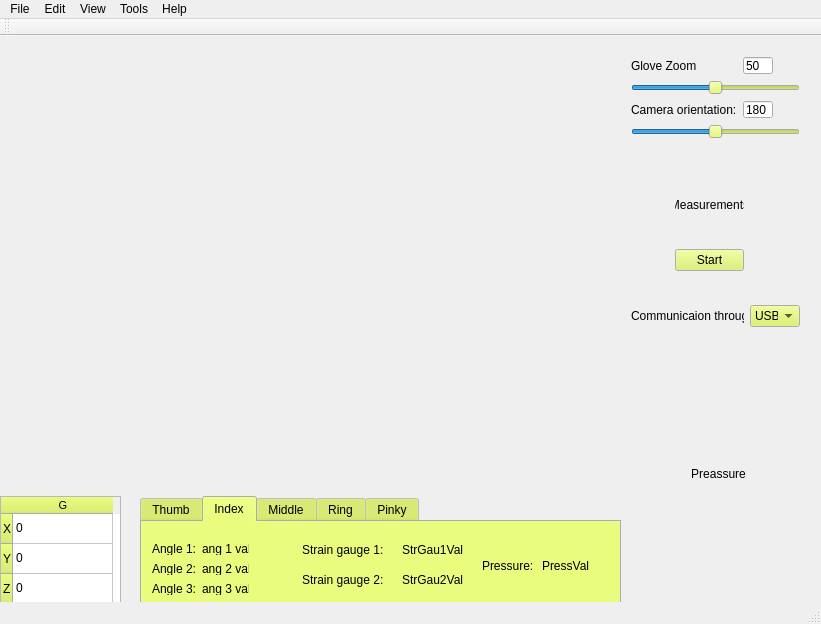
Before: the Qt Designer form Projekt/SensorGloveQt/mainwindow.ui in DubelSoftwareSolutions/SensorHand_DataVisualisation, drawn with Qt 5.
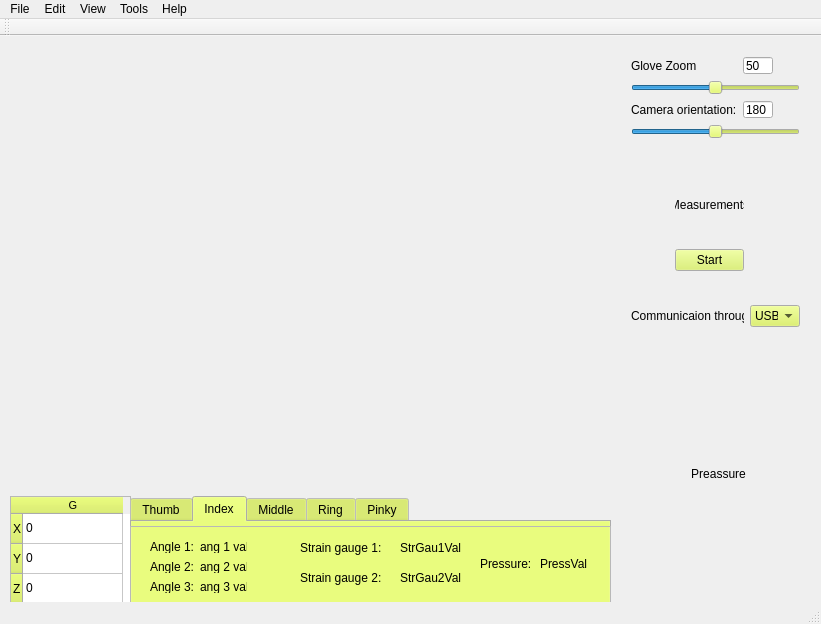
After: the same form once the commit is applied. The open tabs and pages were chosen to show the change.

Commit message: +FingersTabFrame, wczytywanie wartosci

The edit to the form file:
```diff
--- a/Projekt/SensorGloveQt/mainwindow.ui
+++ b/Projekt/SensorGloveQt/mainwindow.ui
@@ -75,7 +75,7 @@
    <widget class="QTableWidget" name="GyroTable">
     <property name="geometry">
      <rect>
-      <x>0</x>
+      <x>10</x>
       <y>460</y>
       <width>121</width>
       <height>111</height>
@@ -149,7 +149,7 @@
    <widget class="QTabWidget" name="FingersTab">
     <property name="geometry">
      <rect>
-      <x>140</x>
+      <x>130</x>
       <y>460</y>
       <width>481</width>
       <height>111</height>
@@ -162,323 +162,11 @@
      <attribute name="title">
       <string>Thumb</string>
      </attribute>
-     <widget class="QLabel" name="Angle1Label">
-      <property name="geometry">
-       <rect>
-        <x>10</x>
-        <y>20</y>
-        <width>47</width>
-        <height>13</height>
-       </rect>
-      </property>
-      <property name="text">
-       <string>Angle 1:</string>
-      </property>
-     </widget>
-     <widget class="QLabel" name="Angle2Label">
-      <property name="geometry">
-       <rect>
-        <x>10</x>
-        <y>40</y>
-        <width>47</width>
-        <height>13</height>
-       </rect>
-      </property>
-      <property name="text">
-       <string>Angle 2:</string>
-      </property>
-     </widget>
-     <widget class="QLabel" name="Angle3Label">
-      <property name="geometry">
-       <rect>
-        <x>10</x>
-        <y>60</y>
-        <width>47</width>
-        <height>13</height>
-       </rect>
-      </property>
-      <property name="text">
-       <string>Angle 3:</string>
-      </property>
-     </widget>
-     <widget class="QLabel" name="Angle2ValLabel">
-      <property name="geometry">
-       <rect>
-        <x>60</x>
-        <y>40</y>
-        <width>47</width>
-        <height>13</height>
-       </rect>
-      </property>
-      <property name="text">
-       <string>ang 2 val</string>
-      </property>
-     </widget>
-     <widget class="QLabel" name="Angle1ValLabel">
-      <property name="geometry">
-       <rect>
-        <x>60</x>
-        <y>20</y>
-        <width>47</width>
-        <height>13</height>
-       </rect>
-      </property>
-      <property name="text">
-       <string>ang 1 val</string>
-      </property>
-     </widget>
-     <widget class="QLabel" name="Angle3ValLabel">
-      <property name="geometry">
-       <rect>
-        <x>60</x>
-        <y>60</y>
-        <width>47</width>
-        <height>13</height>
-       </rect>
-      </property>
-      <property name="text">
-       <string>ang 3 val</string>
-      </property>
-     </widget>
-     <widget class="QLabel" name="StrainGauge1Label">
-      <property name="geometry">
-       <rect>
-        <x>160</x>
-        <y>20</y>
-        <width>81</width>
-        <height>16</height>
-       </rect>
-      </property>
-      <property name="text">
-       <string>Strain gauge 1:</string>
-      </property>
-     </widget>
-     <widget class="QLabel" name="StrainGauge2Label">
-      <property name="geometry">
-       <rect>
-        <x>160</x>
-        <y>50</y>
-        <width>81</width>
-        <height>16</height>
-       </rect>
-      </property>
-      <property name="text">
-       <string>Strain gauge 2:</string>
-      </property>
-     </widget>
-     <widget class="QLabel" name="StrainGauge1ValLabel">
-      <property name="geometry">
-       <rect>
-        <x>260</x>
-        <y>20</y>
-        <width>81</width>
-        <height>16</height>
-       </rect>
-      </property>
-      <property name="text">
-       <string>StrGau1Val</string>
-      </property>
-     </widget>
-     <widget class="QLabel" name="StrainGauge2ValLabel">
-      <property name="geometry">
-       <rect>
-        <x>260</x>
-        <y>50</y>
-        <width>81</width>
-        <height>16</height>
-       </rect>
-      </property>
-      <property name="text">
-       <string>StrGau2Val</string>
-      </property>
-     </widget>
-     <widget class="QLabel" name="PressureLabel">
-      <property name="geometry">
-       <rect>
-        <x>340</x>
-        <y>36</y>
-        <width>51</width>
-        <height>16</height>
-       </rect>
-      </property>
-      <property name="text">
-       <string>Pressure:</string>
-      </property>
-     </widget>
-     <widget class="QLabel" name="PressureValLabel">
-      <property name="geometry">
-       <rect>
-        <x>400</x>
-        <y>36</y>
-        <width>61</width>
-        <height>16</height>
-       </rect>
-      </property>
-      <property name="text">
-       <string>PressVal</string>
-      </property>
-     </widget>
     </widget>
     <widget class="QWidget" name="tabIndex">
      <attribute name="title">
       <string>Index</string>
      </attribute>
-     <widget class="QLabel" name="StrainGauge2Label_2">
-      <property name="geometry">
-       <rect>
-        <x>160</x>
-        <y>50</y>
-        <width>81</width>
-        <height>16</height>
-       </rect>
-      </property>
-      <property name="text">
-       <string>Strain gauge 2:</string>
-      </property>
-     </widget>
-     <widget class="QLabel" name="PressureLabel_2">
-      <property name="geometry">
-       <rect>
-        <x>340</x>
-        <y>36</y>
-        <width>51</width>
-        <height>16</height>
-       </rect>
-      </property>
-      <property name="text">
-       <string>Pressure:</string>
-      </property>
-     </widget>
-     <widget class="QLabel" name="Angle2Label_2">
-      <property name="geometry">
-       <rect>
-        <x>10</x>
-        <y>40</y>
-        <width>47</width>
-        <height>13</height>
-       </rect>
-      </property>
-      <property name="text">
-       <string>Angle 2:</string>
-      </property>
-     </widget>
-     <widget class="QLabel" name="Angle3ValLabel_2">
-      <property name="geometry">
-       <rect>
-        <x>60</x>
-        <y>60</y>
-        <width>47</width>
-        <height>13</height>
-       </rect>
-      </property>
-      <property name="text">
-       <string>ang 3 val</string>
-      </property>
-     </widget>
-     <widget class="QLabel" name="StrainGauge2ValLabel_2">
-      <property name="geometry">
-       <rect>
-        <x>260</x>
-        <y>50</y>
-        <width>81</width>
-        <height>16</height>
-       </rect>
-      </property>
-      <property name="text">
-       <string>StrGau2Val</string>
-      </property>
-     </widget>
-     <widget class="QLabel" name="PressureValLabel_2">
-      <property name="geometry">
-       <rect>
-        <x>400</x>
-        <y>36</y>
-        <width>61</width>
-        <height>16</height>
-       </rect>
-      </property>
-      <property name="text">
-       <string>PressVal</string>
-      </property>
-     </widget>
-     <widget class="QLabel" name="Angle3Label_2">
-      <property name="geometry">
-       <rect>
-        <x>10</x>
-        <y>60</y>
-        <width>47</width>
-        <height>13</height>
-       </rect>
-      </property>
-      <property name="text">
-       <string>Angle 3:</string>
-      </property>
-     </widget>
-     <widget class="QLabel" name="StrainGauge1Label_2">
-      <property name="geometry">
-       <rect>
-        <x>160</x>
-        <y>20</y>
-        <width>81</width>
-        <height>16</height>
-       </rect>
-      </property>
-      <property name="text">
-       <string>Strain gauge 1:</string>
-      </property>
-     </widget>
-     <widget class="QLabel" name="Angle2ValLabel_2">
-      <property name="geometry">
-       <rect>
-        <x>60</x>
-        <y>40</y>
-        <width>47</width>
-        <height>13</height>
-       </rect>
-      </property>
-      <property name="text">
-       <string>ang 2 val</string>
-      </property>
-     </widget>
-     <widget class="QLabel" name="Angle1Label_2">
-      <property name="geometry">
-       <rect>
-        <x>10</x>
-        <y>20</y>
-        <width>47</width>
-        <height>13</height>
-       </rect>
-      </property>
-      <property name="text">
-       <string>Angle 1:</string>
-      </property>
-     </widget>
-     <widget class="QLabel" name="StrainGauge1ValLabel_2">
-      <property name="geometry">
-       <rect>
-        <x>260</x>
-        <y>20</y>
-        <width>81</width>
-        <height>16</height>
-       </rect>
-      </property>
-      <property name="text">
-       <string>StrGau1Val</string>
-      </property>
-     </widget>
-     <widget class="QLabel" name="Angle1ValLabel_2">
-      <property name="geometry">
-       <rect>
-        <x>60</x>
-        <y>20</y>
-        <width>47</width>
-        <height>13</height>
-       </rect>
-      </property>
-      <property name="text">
-       <string>ang 1 val</string>
-      </property>
-     </widget>
     </widget>
     <widget class="QWidget" name="tabMiddle">
      <attribute name="title">
@@ -1186,6 +874,178 @@
      </item>
     </layout>
    </widget>
+   <widget class="QFrame" name="FingersTabFrame">
+    <property name="geometry">
+     <rect>
+      <x>130</x>
+      <y>490</y>
+      <width>481</width>
+      <height>81</height>
+     </rect>
+    </property>
+    <property name="frameShape">
+     <enum>QFrame::StyledPanel</enum>
+    </property>
+    <property name="frameShadow">
+     <enum>QFrame::Raised</enum>
+    </property>
+    <widget class="QLabel" name="Angle1ValLabel">
+     <property name="geometry">
+      <rect>
+       <x>70</x>
+       <y>14</y>
+       <width>47</width>
+       <height>13</height>
+      </rect>
+     </property>
+     <property name="text">
+      <string>ang 1 val</string>
+     </property>
+    </widget>
+    <widget class="QLabel" name="StrainGauge2ValLabel">
+     <property name="geometry">
+      <rect>
+       <x>270</x>
+       <y>44</y>
+       <width>81</width>
+       <height>16</height>
+      </rect>
+     </property>
+     <property name="text">
+      <string>StrGau2Val</string>
+     </property>
+    </widget>
+    <widget class="QLabel" name="StrainGauge1Label">
+     <property name="geometry">
+      <rect>
+       <x>170</x>
+       <y>14</y>
+       <width>81</width>
+       <height>16</height>
+      </rect>
+     </property>
+     <property name="text">
+      <string>Strain gauge 1:</string>
+     </property>
+    </widget>
+    <widget class="QLabel" name="Angle2ValLabel">
+     <property name="geometry">
+      <rect>
+       <x>70</x>
+       <y>34</y>
+       <width>47</width>
+       <height>13</height>
+      </rect>
+     </property>
+     <property name="text">
+      <string>ang 2 val</string>
+     </property>
+    </widget>
+    <widget class="QLabel" name="StrainGauge2Label">
+     <property name="geometry">
+      <rect>
+       <x>170</x>
+       <y>44</y>
+       <width>81</width>
+       <height>16</height>
+      </rect>
+     </property>
+     <property name="text">
+      <string>Strain gauge 2:</string>
+     </property>
+    </widget>
+    <widget class="QLabel" name="StrainGauge1ValLabel">
+     <property name="geometry">
+      <rect>
+       <x>270</x>
+       <y>14</y>
+       <width>81</width>
+       <height>16</height>
+      </rect>
+     </property>
+     <property name="text">
+      <string>StrGau1Val</string>
+     </property>
+    </widget>
+    <widget class="QLabel" name="Angle1Label">
+     <property name="geometry">
+      <rect>
+       <x>20</x>
+       <y>14</y>
+       <width>47</width>
+       <height>13</height>
+      </rect>
+     </property>
+     <property name="text">
+      <string>Angle 1:</string>
+     </property>
+    </widget>
+    <widget class="QLabel" name="Angle3ValLabel">
+     <property name="geometry">
+      <rect>
+       <x>70</x>
+       <y>54</y>
+       <width>47</width>
+       <height>13</height>
+      </rect>
+     </property>
+     <property name="text">
+      <string>ang 3 val</string>
+     </property>
+    </widget>
+    <widget class="QLabel" name="PressureValLabel">
+     <property name="geometry">
+      <rect>
+       <x>410</x>
+       <y>30</y>
+       <width>61</width>
+       <height>16</height>
+      </rect>
+     </property>
+     <property name="text">
+      <string>PressVal</string>
+     </property>
+    </widget>
+    <widget class="QLabel" name="PressureLabel">
+     <property name="geometry">
+      <rect>
+       <x>350</x>
+       <y>30</y>
+       <width>51</width>
+       <height>16</height>
+      </rect>
+     </property>
+     <property name="text">
+      <string>Pressure:</string>
+     </property>
+    </widget>
+    <widget class="QLabel" name="Angle2Label">
+     <property name="geometry">
+      <rect>
+       <x>20</x>
+       <y>34</y>
+       <width>47</width>
+       <height>13</height>
+      </rect>
+     </property>
+     <property name="text">
+      <string>Angle 2:</string>
+     </property>
+    </widget>
+    <widget class="QLabel" name="Angle3Label">
+     <property name="geometry">
+      <rect>
+       <x>20</x>
+       <y>54</y>
+       <width>47</width>
+       <height>13</height>
+      </rect>
+     </property>
+     <property name="text">
+      <string>Angle 3:</string>
+     </property>
+    </widget>
+   </widget>
   </widget>
   <widget class="QMenuBar" name="menuBar">
    <property name="geometry">
```
Left out of the diff: 472 changed lines with no effect on the pictures. The commit also changes 2 other files.
